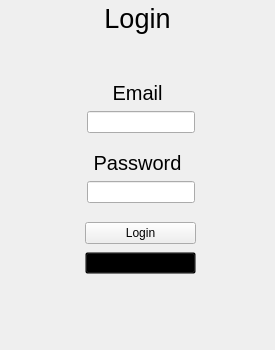
mxcom/Programming-Exercises, file src/views/user_management/WndLogin.ui: the form before one commit.
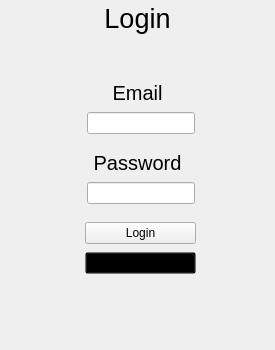
The form after the commit.

Commit message: add login logic

Patch:
```diff
--- a/src/views/user_management/WndLogin.ui
+++ b/src/views/user_management/WndLogin.ui
@@ -31,7 +31,7 @@
      <x>0</x>
      <y>220</y>
      <width>281</width>
-     <height>56</height>
+     <height>58</height>
     </rect>
    </property>
    <layout class="QVBoxLayout" name="loBtn">
@@ -73,7 +73,7 @@
      <x>0</x>
      <y>110</y>
      <width>281</width>
-     <height>24</height>
+     <height>27</height>
     </rect>
    </property>
    <layout class="QHBoxLayout" name="loEmail" stretch="0,0,0">
@@ -186,7 +186,7 @@
      <x>0</x>
      <y>180</y>
      <width>281</width>
-     <height>24</height>
+     <height>27</height>
     </rect>
    </property>
    <layout class="QHBoxLayout" name="loPassword" stretch="0,0,0">
@@ -210,7 +210,11 @@
      </spacer>
     </item>
     <item>
-     <widget class="QLineEdit" name="ipEmial_2"/>
+     <widget class="QLineEdit" name="lePassword">
+      <property name="echoMode">
+       <enum>QLineEdit::Password</enum>
+      </property>
+     </widget>
     </item>
     <item>
      <spacer name="hsRight_2">
```
Left out of the diff: 2 changed lines with no effect on the pictures. The commit also changes 8 other files.
